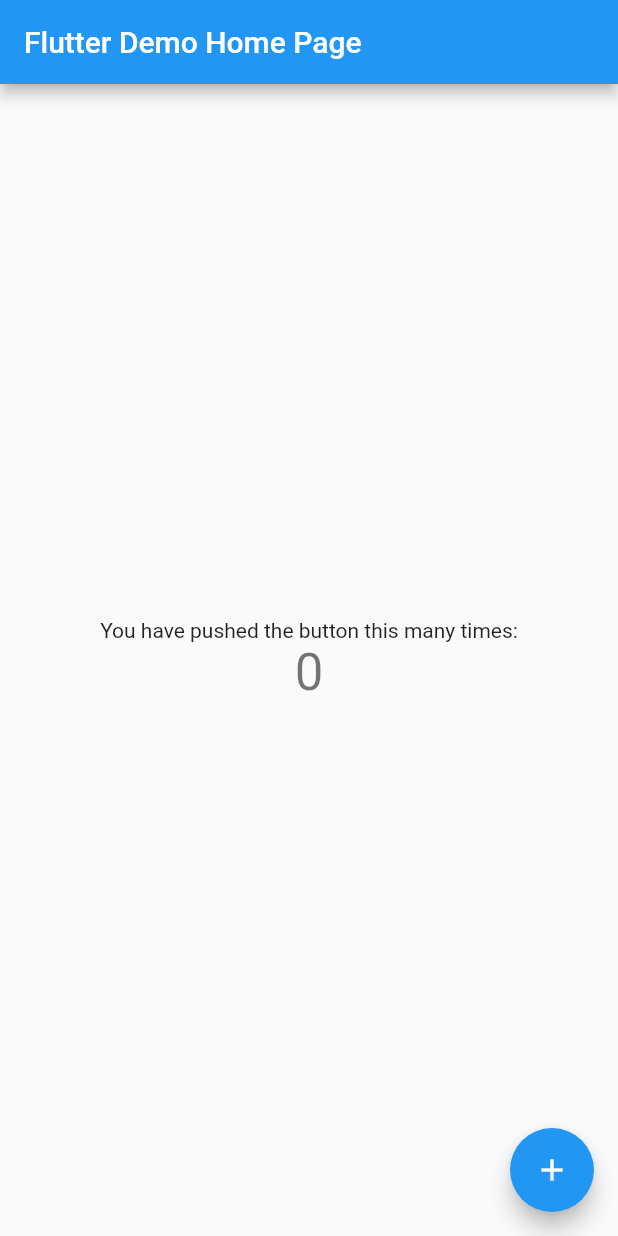
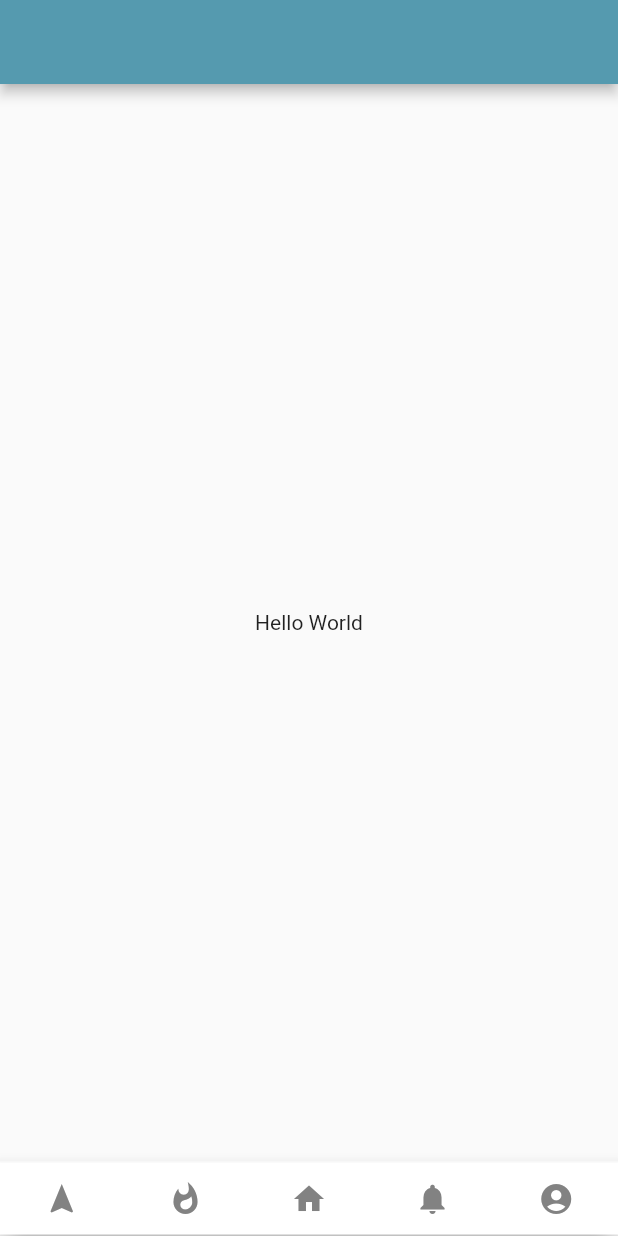
Before and after one commit to hackathoneando/WeTripOut, a Flutter app: the screen it shows after launch, on a phone screen of 412 x 824 dp. Run offline on Flutter 3.47's test engine with Material 2 defaults, Android fonts, the phone set to English and light mode, and no system bars.

Commit message:
AppBar and BottomNavigationBar created

```diff
--- /dev/null
+++ b/UNicode/we_trip_out/lib/home_screen.dart
@@ -0,0 +1,64 @@
+import 'package:flutter/material.dart';
+
+class HomeScreen extends StatelessWidget {
+  final topBar = new AppBar(
+    backgroundColor: new Color(0xff559AAF),
+    elevation: 3.5,
+  );
+
+  @override
+  Widget build(BuildContext context) {
+    return new Scaffold(
+        appBar: topBar,
+        body: Center(
+          child: Text('Hello World'),
+        ),
+        bottomNavigationBar: new Container(
+          color: Colors.white,
+          height: 50.0,
+          alignment: Alignment.center,
+          child: new BottomAppBar(
+            child: new Row(
+              mainAxisAlignment: MainAxisAlignment.spaceAround,
+              children: <Widget>[
+                new IconButton(
+                  icon: Icon(
+                    Icons.navigation,
+                    color: Color(0xff828282),
+                  ),
+                  onPressed: () {},
+                ),
+                new IconButton(
+                  icon: Icon(
+                    Icons.whatshot,
+                    color: Color(0xff828282),
+                  ),
+                  onPressed: () {},
+                ),
+                new IconButton(
+                  icon: Icon(
+                    Icons.home,
+                    color: Color(0xff828282),
+                  ),
+                  onPressed: () {},
+                ),
+                new IconButton(
+                  icon: Icon(
+                    Icons.notifications,
+                    color: Color(0xff828282),
+                  ),
+                  onPressed: () {},
+                ),
+                new IconButton(
+                  icon: Icon(
+                    Icons.account_circle,
+                    color: Color(0xff828282),
+                  ),
+                  onPressed: () {},
+                ),
+              ],
+            ),
+          ),
+        ));
+  }
+}
--- a/UNicode/we_trip_out/lib/main.dart
+++ b/UNicode/we_trip_out/lib/main.dart
@@ -1,4 +1,5 @@
 import 'package:flutter/material.dart';
+import 'home_screen.dart';
 
 void main() => runApp(MyApp());
 
@@ -9,103 +10,9 @@ class MyApp extends StatelessWidget {
     return MaterialApp(
       title: 'Flutter Demo',
       theme: ThemeData(
-        // This is the theme of your application.
-        //
-        // Try running your application with "flutter run". You'll see the
-        // application has a blue toolbar. Then, without quitting the app, try
-        // changing the primarySwatch below to Colors.green and then invoke
-        // "hot reload" (press "r" in the console where you ran "flutter run",
-        // or simply save your changes to "hot reload" in a Flutter IDE).
-        // Notice that the counter didn't reset back to zero; the application
-        // is not restarted.
         primarySwatch: Colors.blue,
       ),
-      home: MyHomePage(title: 'Flutter Demo Home Page'),
+      home: new HomeScreen(),
     );
   }
 }
-
-class MyHomePage extends StatefulWidget {
-  MyHomePage({Key key, this.title}) : super(key: key);
-
-  // This widget is the home page of your application. It is stateful, meaning
-  // that it has a State object (defined below) that contains fields that affect
-  // how it looks.
-
-  // This class is the configuration for the state. It holds the values (in this
-  // case the title) provided by the parent (in this case the App widget) and
-  // used by the build method of the State. Fields in a Widget subclass are
-  // always marked "final".
-
-  final String title;
-
-  @override
-  _MyHomePageState createState() => _MyHomePageState();
-}
-
-class _MyHomePageState extends State<MyHomePage> {
-  int _counter = 0;
-
-  void _incrementCounter() {
-    setState(() {
-      // This call to setState tells the Flutter framework that something has
-      // changed in this State, which causes it to rerun the build method below
-      // so that the display can reflect the updated values. If we changed
-      // _counter without calling setState(), then the build method would not be
-      // called again, and so nothing would appear to happen.
-      _counter++;
-    });
-  }
-
-  @override
-  Widget build(BuildContext context) {
-    // This method is rerun every time setState is called, for instance as done
-    // by the _incrementCounter method above.
-    //
-    // The Flutter framework has been optimized to make rerunning build methods
-    // fast, so that you can just rebuild anything that needs updating rather
-    // than having to individually change instances of widgets.
-    return Scaffold(
-      appBar: AppBar(
-        // Here we take the value from the MyHomePage object that was created by
-        // the App.build method, and use it to set our appbar title.
-        title: Text(widget.title),
-      ),
-      body: Center(
-        // Center is a layout widget. It takes a single child and positions it
-        // in the middle of the parent.
-        child: Column(
-          // Column is also layout widget. It takes a list of children and
-          // arranges them vertically. By default, it sizes itself to fit its
-          // children horizontally, and tries to be as tall as its parent.
-          //
-          // Invoke "debug painting" (press "p" in the console, choose the
-          // "Toggle Debug Paint" action from the Flutter Inspector in Android
-          // Studio, or the "Toggle Debug Paint" command in Visual Studio Code)
-          // to see the wireframe for each widget.
-          //
-          // Column has various properties to control how it sizes itself and
-          // how it positions its children. Here we use mainAxisAlignment to
-          // center the children vertically; the main axis here is the vertical
-          // axis because Columns are vertical (the cross axis would be
-          // horizontal).
-          mainAxisAlignment: MainAxisAlignment.center,
-          children: <Widget>[
-            Text(
-              'You have pushed the button this many times:',
-            ),
-            Text(
-              '$_counter',
-              style: Theme.of(context).textTheme.display1,
-            ),
-          ],
-        ),
-      ),
-      floatingActionButton: FloatingActionButton(
-        onPressed: _incrementCounter,
-        tooltip: 'Increment',
-        child: Icon(Icons.add),
-      ), // This trailing comma makes auto-formatting nicer for build methods.
-    );
-  }
-}
```
